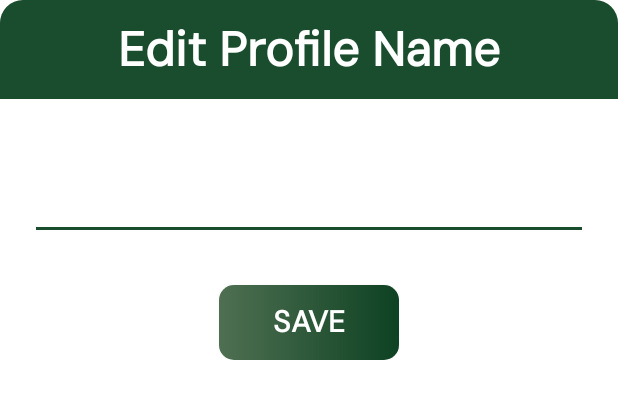
After one commit to imrezwan/wiseapp, an Android app: the layout edit_profile_name.xml on its own in the app's theme, with its tools: preview values and no code run, on a phone screen of 412 x 824 dp. The commit adds this screen. Shown: the top 399 px of the screen. Run offline under Robolectric (Android 15) with nearby library versions, the phone set to English and light mode, and no system bars.

Commit message:
added profile name edit functionality

```diff
--- a/app/build.gradle
+++ b/app/build.gradle
@@ -35,6 +35,8 @@ dependencies {
     implementation 'androidx.legacy:legacy-support-v4:1.0.0'
     implementation 'androidx.recyclerview:recyclerview:1.3.2'
     implementation "androidx.core:core-ktx:1.13.1"
+    implementation 'com.google.code.gson:gson:2.10.1'
+
 
     def lifecycle_version = "2.8.0"
     // ViewModel
--- a/app/src/main/java/com/imrezwan/wise_brewer/MainActivity.java
+++ b/app/src/main/java/com/imrezwan/wise_brewer/MainActivity.java
@@ -101,6 +101,8 @@ public class MainActivity extends AppCompatActivity implements
         sharedPrefHelper = new SharedPrefHelper(this);
         profileCreationViewModel = new ViewModelProvider(this).get(ProfileCreationViewModel.class);
         profileCreationViewModel.setProfileData(new ProfileData());
+
+        sharedPrefHelper.setDefaultPreferences();
 
         bindSerialService();
     }
--- /dev/null
+++ b/app/src/main/res/layout/edit_profile_name.xml
@@ -0,0 +1,54 @@
+<?xml version="1.0" encoding="utf-8"?>
+<LinearLayout xmlns:android="http://schemas.android.com/apk/res/android"
+    android:layout_width="match_parent"
+    android:layout_height="wrap_content"
+    xmlns:app="http://schemas.android.com/apk/res-auto"
+    android:orientation="vertical">
+
+    <com.imrezwan.wise_brewer.widgets.TitleView
+        android:layout_width="match_parent"
+        android:layout_height="wrap_content"
+        app:title="@string/edit_profile_name"/>
+
+    <LinearLayout
+        android:layout_width="match_parent"
+        android:layout_height="wrap_content"
+        android:orientation="vertical"
+        android:background="@color/colorWhite"
+        android:padding="20dp"
+        >
+        <EditText
+            android:layout_marginTop="30dp"
+            android:id="@+id/et_profile_name"
+            android:layout_width="match_parent"
+            android:layout_height="wrap_content"
+            android:backgroundTint="@color/colorPrimary"
+            />
+
+        <androidx.cardview.widget.CardView
+            android:id="@+id/card_save_profile_name"
+            android:layout_width="wrap_content"
+            android:layout_height="wrap_content"
+            android:layout_gravity="center"
+            android:layout_marginTop="30dp"
+            android:clickable="true"
+            app:cardCornerRadius="10dp">
+            <TextView
+                android:layout_weight="1"
+                android:layout_width="120dp"
+                android:layout_height="50dp"
+                android:text="@string/save"
+                android:background="@drawable/button_bg"
+                app:layout_constraintCircleRadius="10dp"
+                android:gravity="center"
+                android:padding="5dp"
+                android:textAllCaps="true"
+                app:layout_constraintLeft_toLeftOf="parent"
+                app:layout_constraintRight_toLeftOf="@id/tv_next"
+                app:layout_constraintTop_toTopOf="parent"
+                android:textColor="@color/colorWhite"
+                android:textStyle="bold"
+                android:textSize="20sp"/>
+        </androidx.cardview.widget.CardView>
+    </LinearLayout>
+</LinearLayout>
--- a/app/src/main/res/layout/fragment_profiles.xml
+++ b/app/src/main/res/layout/fragment_profiles.xml
@@ -35,6 +35,7 @@
             android:textAppearance="?attr/textAppearanceListItem" />
 
         <ImageView
+            android:id="@+id/iv_edit_profile_name"
             android:layout_width="30sp"
             android:layout_height="30sp"
             android:layout_marginRight="15dp"
--- a/app/src/main/res/values/strings.xml
+++ b/app/src/main/res/values/strings.xml
@@ -16,4 +16,6 @@
     <string name="temperature">Temperature</string>
     <string name="blooming">Blooming</string>
     <string name="next">Next</string>
+    <string name="edit_profile_name">Edit Profile Name</string>
+    <string name="save">Save</string>
 </resources>
--- a/app/src/main/res/values/styles.xml
+++ b/app/src/main/res/values/styles.xml
@@ -5,4 +5,9 @@
         <item name="colorAccent">@color/colorAccent</item>
         <item name="fontFamily">@font/dm_sans</item>
     </style>
+
+    <style name="TransparentDialog" parent="Theme.AppCompat.Dialog">
+        <item name="android:windowBackground">@android:color/transparent</item>
+        <item name="android:windowIsFloating">true</item>
+    </style>
 </resources>
```
Also changed, not shown: app/src/main/java/com/imrezwan/wise_brewer/ListViewAdapter.java (+19 -5 lines), app/src/main/java/com/imrezwan/wise_brewer/ProfilesFragment.java (+56 -26 lines), app/src/main/java/com/imrezwan/wise_brewer/SharedPrefHelper.java (+51 -0 lines), app/src/main/java/com/imrezwan/wise_brewer/interfaces/IOnProfileEditListener.java (added, +7 -0 lines), app/src/main/java/com/imrezwan/wise_brewer/models/ProfileData.java (+11 -0 lines), app/src/main/java/com/imrezwan/wise_brewer/models/ProfileFactory.java (+68 -20 lines), app/src/main/java/com/imrezwan/wise_brewer/utils/Constants.java (+18 -0 lines).
